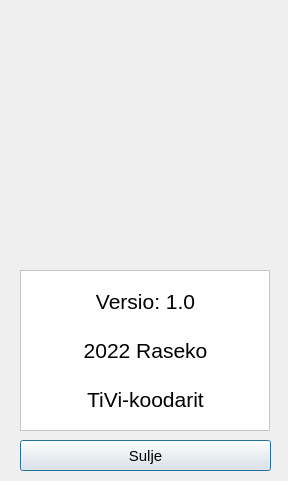
Qt form aboutDialog.ui (janlevea/hirviporukka) before a commit.
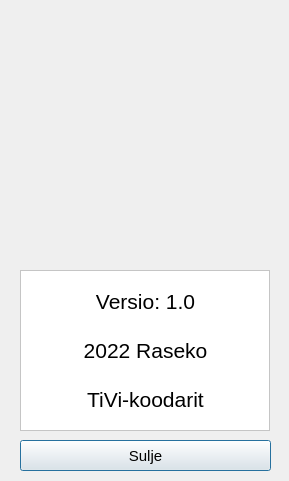
The same form after that commit. Icons and pictures are not drawn.

Commit message: UI säätöä linuxille

Diff of the .ui file:
```diff
--- a/aboutDialog.ui
+++ b/aboutDialog.ui
@@ -6,7 +6,7 @@
    <rect>
     <x>0</x>
     <y>0</y>
-    <width>288</width>
+    <width>289</width>
     <height>481</height>
    </rect>
   </property>
```
Left out of the diff: 12 changed lines with no effect on the pictures. The commit also changes 5 other files.
